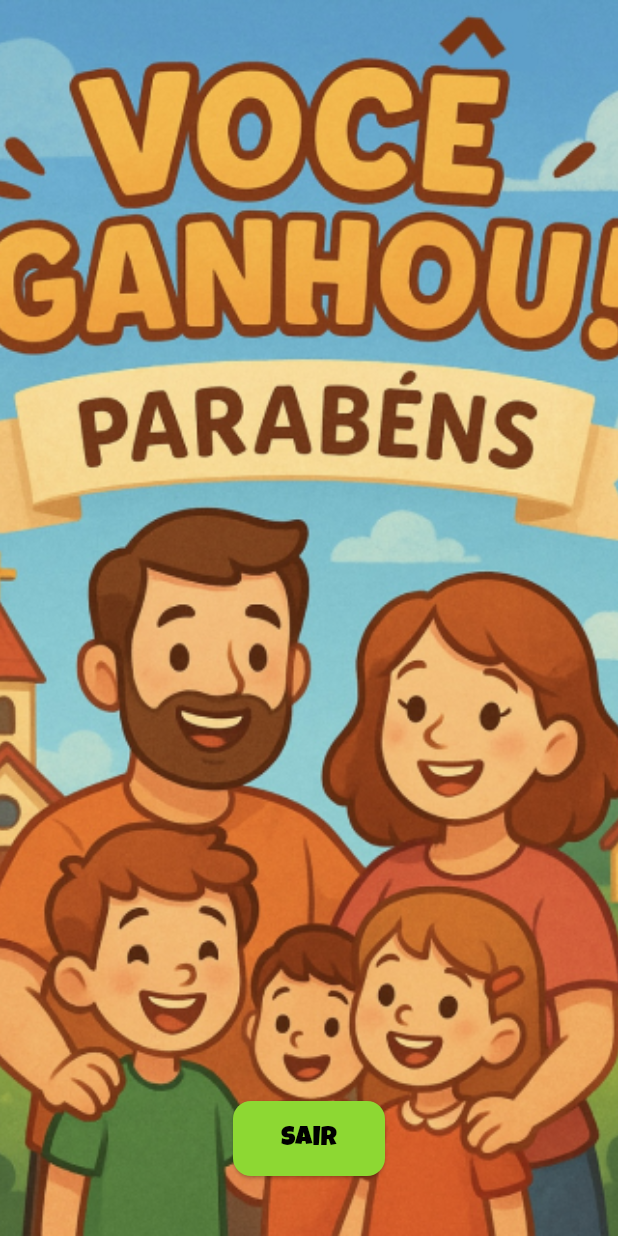
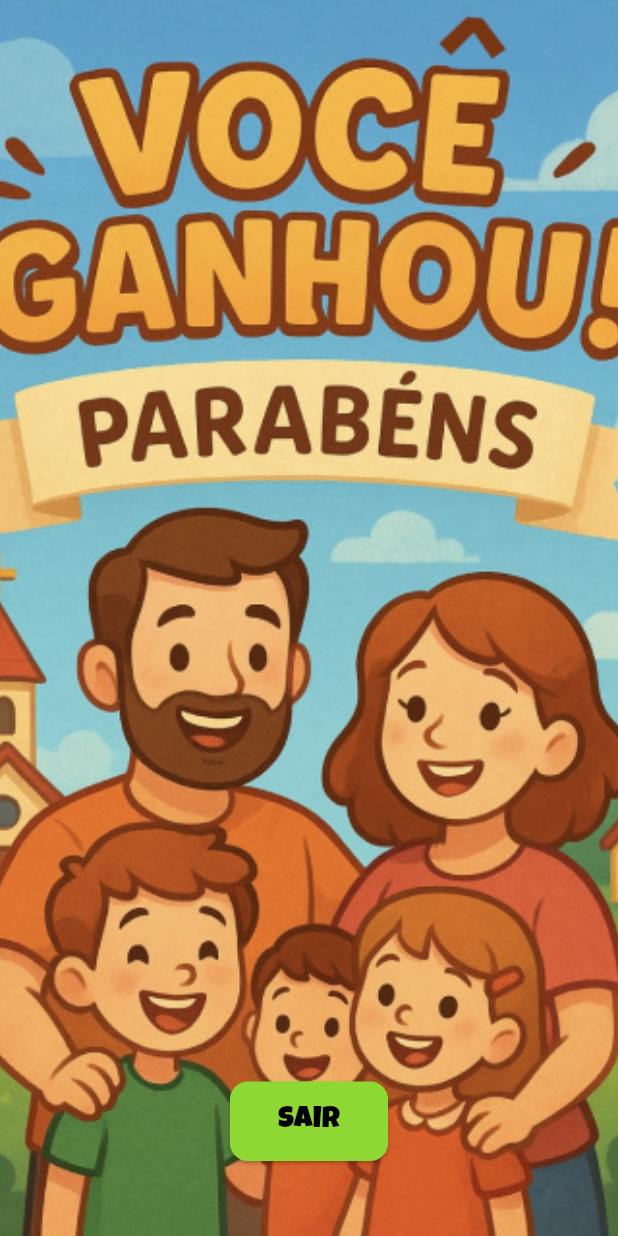
Before and after one commit to IsaTiosso/unidos_na_fe2, a Flutter app: the FimScreen screen opened by its route, on a phone screen of 412 x 824 dp. Run offline on Flutter 3.47's test engine with Material 3 defaults, Android fonts, the phone set to English and light mode, and no system bars; our stand-ins replace shared_preferences; accounts and stored records are empty.

Commit message:
Tela de Créditos e Final

```diff
--- a/lib/screens/fim_screen.dart
+++ b/lib/screens/fim_screen.dart
@@ -10,13 +10,13 @@ class FimScreen extends StatelessWidget {
   @override
   Widget build(BuildContext context) {
     return Scaffold(
-      body: Center(
-        child: SizedBox.expand(
-          child: Container(
+      body: Container(
+        width: double.infinity,
+        height: double.infinity,
         decoration: const BoxDecoration(
           image: DecorationImage(
-                image: AssetImage('assets/images/fim.png'), // sua imagem final
-                fit: BoxFit.cover, // cobre toda a tela
+            image: AssetImage('assets/images/fim.png'),
+            fit: BoxFit.cover,
           ),
         ),
         child: Column(
@@ -34,16 +34,14 @@ class FimScreen extends StatelessWidget {
               child: const Text(
                 'SAIR',
                 style: TextStyle(
-                      fontSize: 18,
+                  fontSize: 20,
                   color: Colors.black,
                   fontFamily: 'LuckiestGuy',
                 ),
               ),
             ),
-                const SizedBox(height: 40), // Espaço entre botão e base da tela
+            const SizedBox(height: 50),
           ],
-            ),
-          ),
         ),
       ),
     );
--- a/pubspec.yaml
+++ b/pubspec.yaml
@@ -34,6 +34,8 @@ flutter:
     - assets/images/park.png
     - assets/images/personagem.png
     - assets/images/fim.png
+    - assets/images/logo.comp.jpg
+    - assets/images/logo.extensao.jpeg
 
   fonts:
     - family: LuckiestGuy
```
Also changed, not shown: lib/screens/credits_screen.dart (+12 -26 lines), assets/images/logo.comp.jpg (added), assets/images/logo.extensao.jpeg (added). Lines whose indentation alone changed are shown as unchanged.
